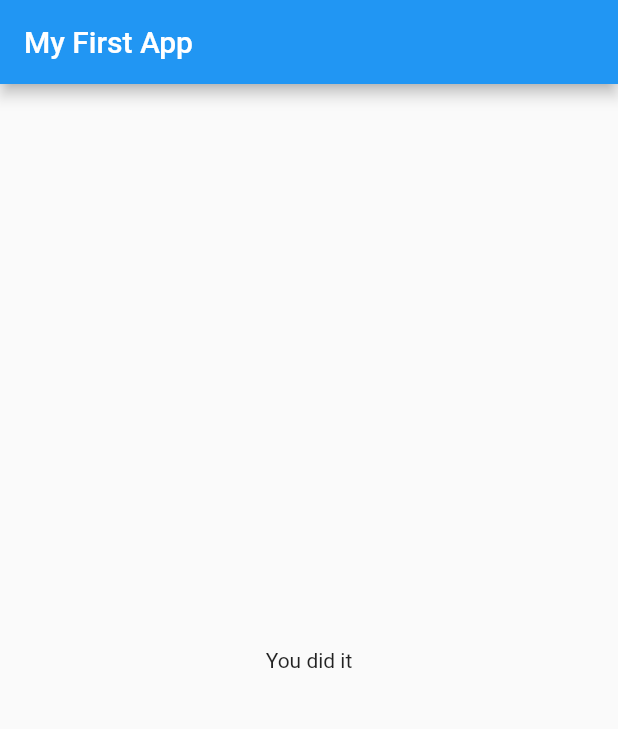
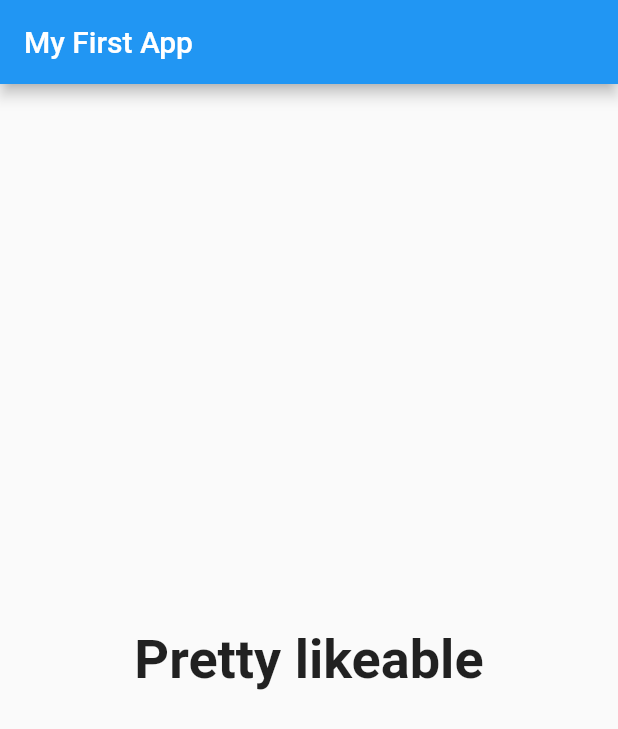
Before and after one commit to kicok/flutterQuiz, a Flutter app: the screen it shows after launch, after a tap on "Black", after a tap on "Snake", after a tap on "Max", on a phone screen of 412 x 824 dp. Shown: the top 729 px of the screen. Run offline on Flutter 3.47's test engine with Material 2 defaults, Android fonts, the phone set to English and light mode, and no system bars.

Commit message:
totalScore result

```diff
--- a/lib/main.dart
+++ b/lib/main.dart
@@ -1,6 +1,8 @@
 import 'package:flutter/material.dart';
 import './question.dart';
 import './answer.dart';
+import './quiz.dart';
+import './result.dart';
 
 void main() {
   runApp(MyApp());
@@ -14,29 +16,47 @@ class MyApp extends StatefulWidget {
 }
 
 class _MyAppState extends State<MyApp> {
-  final questions = const [
+  final _questions = const [
     {
       'questionText': 'What\'s your favorite color32?',
-      'answer': ['Black', 'Red', 'Green', 'White'],
+      'answer': [
+        {'text': 'Black', 'score': 10},
+        {'text': 'Red', 'score': 5},
+        {'text': 'Green', 'score': 3},
+        {'text': 'White', 'score': 1},
+      ],
     },
     {
       'questionText': 'What\'s your favorite animal?',
-      'answer': ['Rabbit', 'Snake', 'Elephant', 'Lion'],
+      'answer': [
+        {'text': 'Rabbit', 'score': 1},
+        {'text': 'Snake', 'score': 1},
+        {'text': 'Elephant', 'score': 1},
+        {'text': 'Lion', 'score': 1}
+      ],
     },
     {
       'questionText': 'What\'s your favorite intstructor?',
-      'answer': ['Max', 'Max2', 'Max3', 'Max4'],
+      'answer': [
+        {'text': 'Max', 'score': 1},
+        {'text': 'Max2', 'score': 1},
+        {'text': 'Max3', 'score': 1},
+        {'text': 'Max4', 'score': 1}
+      ],
     }
   ];
 
   var _questionIndex = 0;
+  var _totalScore = 0;
 
-  void _answerQuestion() {
+  void _answerQuestion(int score) {
+    _totalScore += score;
+
     setState(() {
       _questionIndex = _questionIndex + 1;
     });
 
-    if (_questionIndex < questions.length) {
+    if (_questionIndex < _questions.length) {
       print('We have more question');
       //print("Answer chosen!");
     } else {
@@ -51,21 +71,12 @@ class _MyAppState extends State<MyApp> {
         appBar: AppBar(
           title: Text('My First App'),
         ),
-        body: _questionIndex < questions.length
-            ? Column(
-                children: [
-                  Question(
-                    questions[_questionIndex]['questionText'],
-                  ),
-                  ...(questions[_questionIndex]['answer'] as List<String>)
-                      .map((answer) {
-                    return Answer(_answerQuestion, answer);
-                  }).toList()
-                ],
-              )
-            : Center(
-                child: Text('You did it'),
-              ),
+        body: _questionIndex < _questions.length
+            ? Quiz(
+                questions: _questions,
+                answerQuestion: _answerQuestion,
+                questionIndex: _questionIndex)
+            : Result(_totalScore),
       ),
     );
   }
--- /dev/null
+++ b/lib/quiz.dart
@@ -0,0 +1,30 @@
+import 'package:flutter/material.dart';
+import './question.dart';
+import './answer.dart';
+
+class Quiz extends StatelessWidget {
+  final List<Map<String, Object>> questions;
+  final int questionIndex;
+  final Function answerQuestion;
+
+  Quiz({
+    @required this.questions,
+    @required this.answerQuestion,
+    @required this.questionIndex,
+  });
+
+  @override
+  Widget build(BuildContext context) {
+    return Column(
+      children: [
+        Question(
+          questions[questionIndex]['questionText'],
+        ),
+        ...(questions[questionIndex]['answer'] as List<Map<String, Object>>)
+            .map((answer) {
+          return Answer(() => answerQuestion(answer['score']), answer['text']);
+        }).toList()
+      ],
+    );
+  }
+}
--- /dev/null
+++ b/lib/result.dart
@@ -0,0 +1,35 @@
+import 'package:flutter/material.dart';
+
+class Result extends StatelessWidget {
+  final int resultScore;
+  Result(this.resultScore);
+
+  String get resultPhrase {
+    String resultText;
+    if (resultScore <= 8) {
+      resultText = 'You are awesome and innocent!';
+    } else if (resultScore <= 12) {
+      resultText = 'Pretty likeable';
+    } else if (resultScore <= 16) {
+      resultText = 'You are ... strange?!';
+    } else {
+      resultText = 'You are so bad';
+    }
+
+    return resultText;
+  }
+
+  @override
+  Widget build(BuildContext context) {
+    return Center(
+      child: Text(
+        resultPhrase,
+        style: TextStyle(
+          fontSize: 36,
+          fontWeight: FontWeight.bold,
+        ),
+        textAlign: TextAlign.center,
+      ),
+    );
+  }
+}
```
